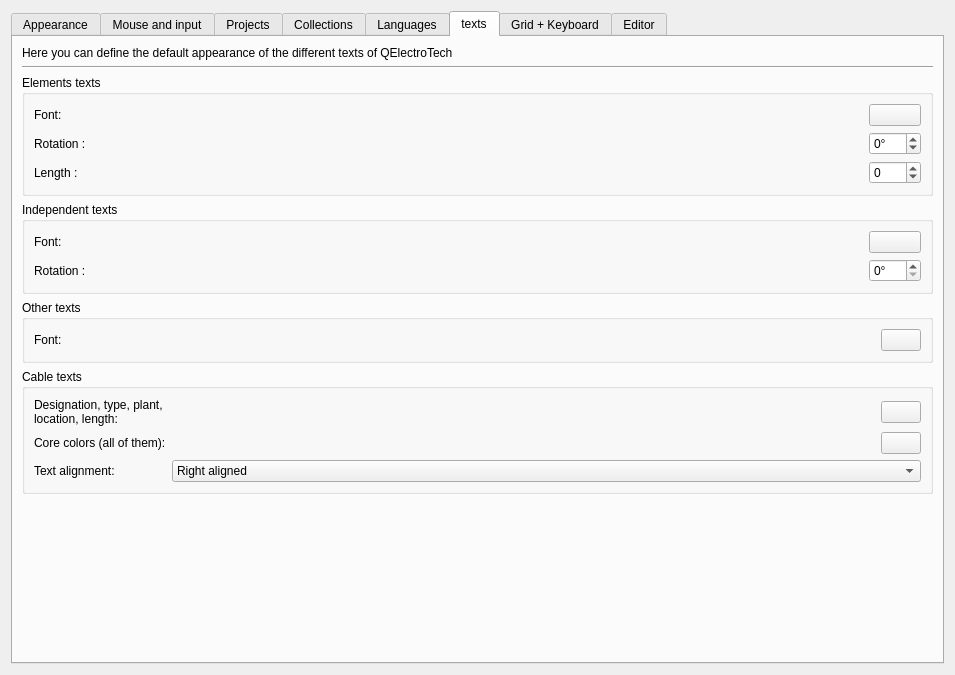
Qt form sources/ui/configpage/generalconfigurationpage.ui (qelectrotech/qelectrotech-source-mirror) before a commit.
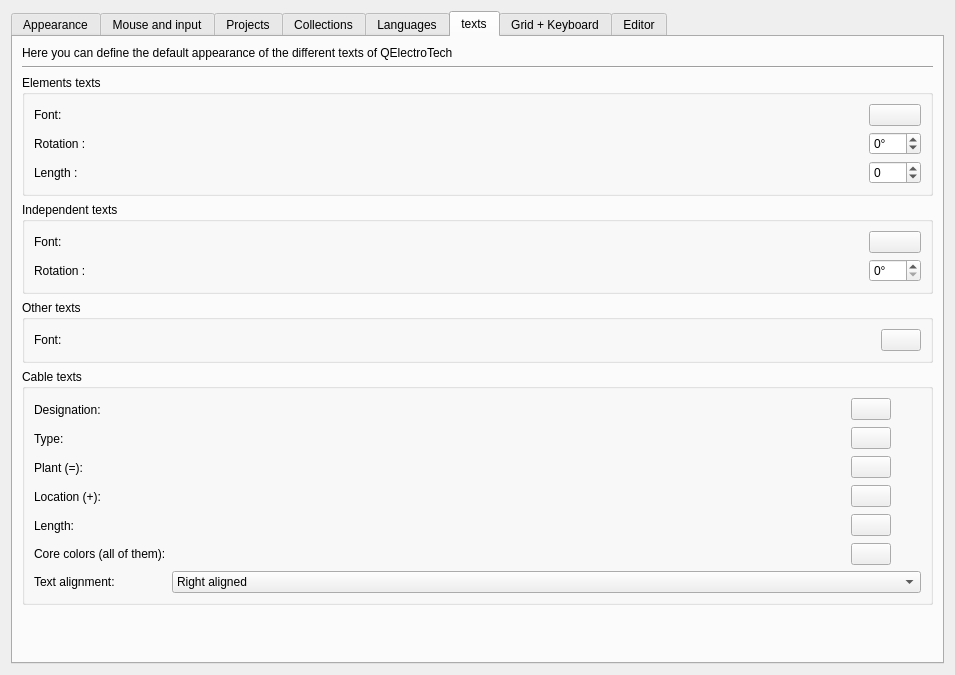
The same form after that commit. The open tabs and pages were chosen to show the change. Icons and pictures are not drawn. Custom widgets are drawn as their Qt base class.

Commit message: Give each text of a cable a default font of its own

Patch:
```diff
--- a/sources/ui/configpage/generalconfigurationpage.ui
+++ b/sources/ui/configpage/generalconfigurationpage.ui
@@ -1400,10 +1400,7 @@
           <item row="0" column="0">
            <widget class="QLabel" name="label_cable_textes">
             <property name="text">
-             <string>Designation, type, plant, location, length:</string>
-            </property>
-            <property name="wordWrap">
-             <bool>true</bool>
+             <string extracomment="one of the five texts of a cable, one row each in the preferences; the same names the cable properties dialog uses">Designation:</string>
             </property>
            </widget>
           </item>
@@ -1430,7 +1427,192 @@
             </property>
            </widget>
           </item>
+          <item row="0" column="3">
+           <widget class="QToolButton" name="m_cable_designation_reset_tb">
+            <property name="toolTip">
+             <string extracomment="tooltip of the reset button beside a text of a cable in the preferences">Set this text back to the default font of the cable texts</string>
+            </property>
+            <property name="autoRaise">
+             <bool>true</bool>
+            </property>
+            <property name="icon">
+             <iconset theme="edit-undo"/>
+            </property>
+           </widget>
+          </item>
           <item row="1" column="0">
+           <widget class="QLabel" name="label_cable_type">
+            <property name="text">
+             <string extracomment="one of the five texts of a cable, one row each in the preferences; the same names the cable properties dialog uses">Type:</string>
+            </property>
+           </widget>
+          </item>
+          <item row="1" column="1">
+           <spacer name="horizontalSpacer_cable_type">
+            <property name="orientation">
+             <enum>Qt::Horizontal</enum>
+            </property>
+            <property name="sizeHint" stdset="0">
+             <size>
+              <width>40</width>
+              <height>20</height>
+             </size>
+            </property>
+           </spacer>
+          </item>
+          <item row="1" column="2">
+           <widget class="QPushButton" name="m_cable_type_font_pb">
+            <property name="toolTip">
+             <string extracomment="tooltip of the font button of one text of a cable in the preferences">Font of this text written along the cable line; a cable which has its own keeps it.</string>
+            </property>
+            <property name="text">
+             <string/>
+            </property>
+           </widget>
+          </item>
+          <item row="1" column="3">
+           <widget class="QToolButton" name="m_cable_type_reset_tb">
+            <property name="toolTip">
+             <string extracomment="tooltip of the reset button beside a text of a cable in the preferences">Set this text back to the default font of the cable texts</string>
+            </property>
+            <property name="autoRaise">
+             <bool>true</bool>
+            </property>
+            <property name="icon">
+             <iconset theme="edit-undo"/>
+            </property>
+           </widget>
+          </item>
+          <item row="2" column="0">
+           <widget class="QLabel" name="label_cable_installation">
+            <property name="text">
+             <string extracomment="one of the five texts of a cable, one row each in the preferences; the same names the cable properties dialog uses">Plant (=):</string>
+            </property>
+           </widget>
+          </item>
+          <item row="2" column="1">
+           <spacer name="horizontalSpacer_cable_installation">
+            <property name="orientation">
+             <enum>Qt::Horizontal</enum>
+            </property>
+            <property name="sizeHint" stdset="0">
+             <size>
+              <width>40</width>
+              <height>20</height>
+             </size>
+            </property>
+           </spacer>
+          </item>
+          <item row="2" column="2">
+           <widget class="QPushButton" name="m_cable_installation_font_pb">
+            <property name="toolTip">
+             <string extracomment="tooltip of the font button of one text of a cable in the preferences">Font of this text written along the cable line; a cable which has its own keeps it.</string>
+            </property>
+            <property name="text">
+             <string/>
+            </property>
+           </widget>
+          </item>
+          <item row="2" column="3">
+           <widget class="QToolButton" name="m_cable_installation_reset_tb">
+            <property name="toolTip">
+             <string extracomment="tooltip of the reset button beside a text of a cable in the preferences">Set this text back to the default font of the cable texts</string>
+            </property>
+            <property name="autoRaise">
+             <bool>true</bool>
+            </property>
+            <property name="icon">
+             <iconset theme="edit-undo"/>
+            </property>
+           </widget>
+          </item>
+          <item row="3" column="0">
+           <widget class="QLabel" name="label_cable_location">
+            <property name="text">
+             <string extracomment="one of the five texts of a cable, one row each in the preferences; the same names the cable properties dialog uses">Location (+):</string>
+            </property>
+           </widget>
+          </item>
+          <item row="3" column="1">
+           <spacer name="horizontalSpacer_cable_location">
+            <property name="orientation">
+             <enum>Qt::Horizontal</enum>
+            </property>
+            <property name="sizeHint" stdset="0">
+             <size>
+              <width>40</width>
+              <height>20</height>
+             </size>
+            </property>
+           </spacer>
+          </item>
+          <item row="3" column="2">
+           <widget class="QPushButton" name="m_cable_location_font_pb">
+            <property name="toolTip">
+             <string extracomment="tooltip of the font button of one text of a cable in the preferences">Font of this text written along the cable line; a cable which has its own keeps it.</string>
+            </property>
+            <property name="text">
+             <string/>
+            </property>
+           </widget>
+          </item>
+          <item row="3" column="3">
+           <widget class="QToolButton" name="m_cable_location_reset_tb">
+            <property name="toolTip">
+             <string extracomment="tooltip of the reset button beside a text of a cable in the preferences">Set this text back to the default font of the cable texts</string>
+            </property>
+            <property name="autoRaise">
+             <bool>true</bool>
+            </property>
+            <property name="icon">
+             <iconset theme="edit-undo"/>
+            </property>
+           </widget>
+          </item>
+          <item row="4" column="0">
+           <widget class="QLabel" name="label_cable_length">
+            <property name="text">
+             <string extracomment="one of the five texts of a cable, one row each in the preferences; the same names the cable properties dialog uses">Length:</string>
+            </property>
+           </widget>
+          </item>
+          <item row="4" column="1">
+           <spacer name="horizontalSpacer_cable_length">
+            <property name="orientation">
+             <enum>Qt::Horizontal</enum>
+            </property>
+            <property name="sizeHint" stdset="0">
+             <size>
+              <width>40</width>
+              <height>20</height>
+             </size>
+            </property>
+           </spacer>
+          </item>
+          <item row="4" column="2">
+           <widget class="QPushButton" name="m_cable_length_font_pb">
+            <property name="toolTip">
+             <string extracomment="tooltip of the font button of one text of a cable in the preferences">Font of this text written along the cable line; a cable which has its own keeps it.</string>
+            </property>
+            <property name="text">
+             <string/>
+            </property>
+           </widget>
+          </item>
+          <item row="4" column="3">
+           <widget class="QToolButton" name="m_cable_length_reset_tb">
+            <property name="toolTip">
+             <string extracomment="tooltip of the reset button beside a text of a cable in the preferences">Set this text back to the default font of the cable texts</string>
+            </property>
+            <property name="autoRaise">
+             <bool>true</bool>
+            </property>
+            <property name="icon">
+             <iconset theme="edit-undo"/>
+            </property>
+           </widget>
+          </item>
+          <item row="5" column="0">
            <widget class="QLabel" name="label_cable_core_textes">
             <property name="text">
              <string>Core colors (all of them):</string>
@@ -1440,7 +1622,7 @@
             </property>
            </widget>
           </item>
-          <item row="1" column="1">
+          <item row="5" column="1">
            <spacer name="horizontalSpacer_cable_core_textes">
             <property name="orientation">
              <enum>Qt::Horizontal</enum>
@@ -1453,7 +1635,7 @@
             </property>
            </spacer>
           </item>
-          <item row="1" column="2">
+          <item row="5" column="2">
            <widget class="QPushButton" name="m_cable_core_font_pb">
             <property name="toolTip">
              <string>Font of the core colors written along the line; a cable which has its own keeps it.</string>
@@ -1463,7 +1645,7 @@
             </property>
            </widget>
           </item>
-          <item row="2" column="0">
+          <item row="6" column="0">
            <widget class="QLabel" name="label_cable_align">
             <property name="text">
              <string>Text alignment:</string>
@@ -1473,7 +1655,7 @@
             </property>
            </widget>
           </item>
-          <item row="2" column="1" colspan="2">
+          <item row="6" column="1" colspan="3">
            <widget class="QComboBox" name="m_cable_align_cb">
             <property name="toolTip">
              <string>Where the texts of a cable stop relative to the start of its line; a cable which has its own keeps it.</string>
```
Left out of the diff: 8 changed lines with no effect on the pictures. The commit also changes 11 other files.
